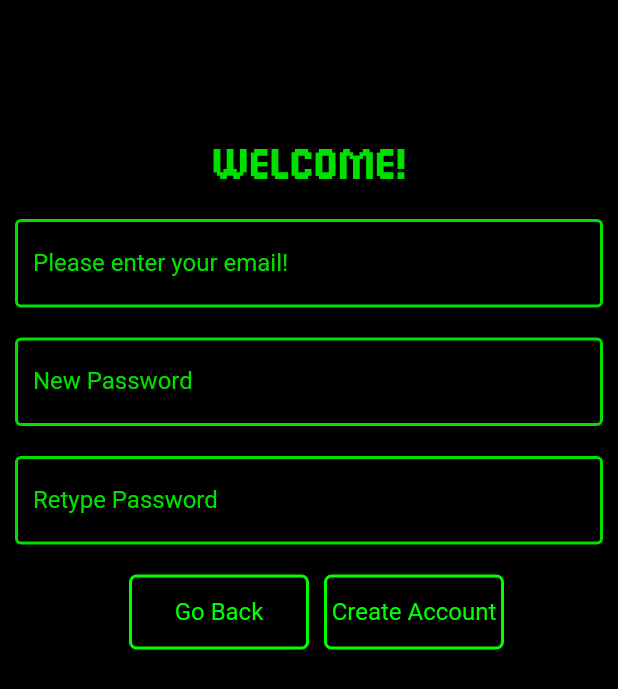
After one commit to krmellott/coffeeCode, a Flutter app: the screen it shows after launch, after a tap on "Don't have an account? Sign up here!", on a phone screen of 412 x 824 dp. The commit adds this screen. Shown: the top 689 px of the screen. Run offline on Flutter 3.47's test engine with Material 2 defaults, Android fonts, the phone set to English and light mode, and no system bars; our stand-ins replace cloud_firestore, firebase_auth, firebase_core, firebase_messaging; accounts and stored records are empty; network calls fail.

Commit message:
Fully implemented the create user and forgot password pages, so now the user is able to fully log into the app!

```diff
--- /dev/null
+++ b/lib/pages/AccountPages/User_CreateAccount.dart
@@ -0,0 +1,221 @@
+import 'package:cloud_firestore/cloud_firestore.dart';
+import 'package:firebase_auth/firebase_auth.dart';
+import 'package:flutter/material.dart';
+
+import '../../utils/buttons.dart';
+
+class CreateAccount extends StatefulWidget {
+  const CreateAccount({Key? key}) : super(key: key);
+
+  @override
+  State<CreateAccount> createState() => _CreateAccountState();
+}
+
+class _CreateAccountState extends State<CreateAccount> {
+  final firestoreInstance = FirebaseFirestore.instance;
+  FirebaseAuth auth = FirebaseAuth.instance;
+  String _userEmail = "";
+  String _userPass = "";
+  String _userPassVerification = "";
+  final TextStyle consoleTextBody = const TextStyle(
+      fontSize: 16.0,
+      fontWeight: FontWeight.w400,
+      fontFamily: 'BrokenConsole',
+      color: Color.fromARGB(225, 0, 255, 0));
+  final TextStyle consoleTextHeader = const TextStyle(
+      fontSize: 24.0,
+      fontWeight: FontWeight.w400,
+      fontFamily: 'BrokenConsole',
+      color: Color.fromARGB(225, 0, 255, 0));
+
+  @override
+  Widget build(BuildContext context) {
+    return Scaffold(
+      body: Container(
+          width: 1000,
+          height: 5000,
+          decoration: BoxDecoration(color: Colors.black),
+          child: SingleChildScrollView(
+              child: Center(
+                  child: Column(
+            children: <Widget>[
+              _createWelcomeText(),
+              _createTextFields(),
+              _createSignUpButton(context)
+            ],
+          )))),
+    );
+  }
+
+  _createWelcomeText() {
+    return Container(
+        margin: const EdgeInsets.only(left: 10, right: 10, top: 100),
+        child: Text('Welcome!', style: consoleTextHeader));
+  }
+
+  _createTextFields() {
+    return Column(
+      children: [
+        Container(
+            margin: const EdgeInsets.only(left: 10, right: 10, top: 20),
+            child: TextField(
+              style: const TextStyle(
+                  fontSize: 16.0,
+                  fontWeight: FontWeight.w400,
+                  color: Color.fromARGB(225, 0, 255, 0)),
+              decoration: const InputDecoration(
+                  focusedBorder: OutlineInputBorder(
+                    borderSide: BorderSide(
+                        color: Color.fromARGB(255, 0, 255, 0), width: 3.0),
+                  ),
+                  enabledBorder: OutlineInputBorder(
+                    borderSide: BorderSide(
+                        color: Color.fromARGB(225, 0, 255, 0), width: 2.0),
+                  ),
+                  labelText: 'Please enter your email!',
+                  labelStyle: TextStyle(
+                      fontSize: 16.0,
+                      fontWeight: FontWeight.w400,
+                      color: Color.fromARGB(225, 0, 255, 0)),
+                  filled: true,
+                  fillColor: Colors.black),
+              onChanged: (String? email) {
+                setState(() {
+                  _userEmail = email!;
+                });
+              },
+            )),
+        Container(
+            margin: const EdgeInsets.only(left: 10, right: 10, top: 20),
+            child: TextField(
+              style: const TextStyle(
+                  fontSize: 16.0,
+                  fontWeight: FontWeight.w400,
+                  color: Color.fromARGB(225, 0, 255, 0)),
+              obscureText: true,
+              decoration: const InputDecoration(
+                focusedBorder: OutlineInputBorder(
+                  borderSide: BorderSide(
+                      color: Color.fromARGB(225, 0, 255, 0), width: 3.0),
+                ),
+                enabledBorder: OutlineInputBorder(
+                    borderSide: BorderSide(
+                        color: Color.fromARGB(225, 0, 255, 0), width: 2.0)),
+                labelText: 'New Password',
+                labelStyle: TextStyle(
+                    fontSize: 16.0,
+                    fontWeight: FontWeight.w400,
+                    color: Color.fromARGB(225, 0, 255, 0)),
+                filled: true,
+                fillColor: Colors.black,
+              ),
+              onChanged: (String? password) {
+                setState(() {
+                  _userPass = password!;
+                });
+              },
+            )),
+        Container(
+            margin: const EdgeInsets.only(left: 10, right: 10, top: 20),
+            child: TextField(
+              style: const TextStyle(
+                  fontSize: 16.0,
+                  fontWeight: FontWeight.w400,
+                  color: Color.fromARGB(225, 0, 255, 0)),
+              obscureText: true,
+              decoration: const InputDecoration(
+                focusedBorder: OutlineInputBorder(
+                  borderSide: BorderSide(
+                      color: Color.fromARGB(225, 0, 255, 0), width: 3.0),
+                ),
+                enabledBorder: OutlineInputBorder(
+                    borderSide: BorderSide(
+                        color: Color.fromARGB(225, 0, 255, 0), width: 2.0)),
+                labelText: 'Retype Password',
+                labelStyle: TextStyle(
+                    fontSize: 16.0,
+                    fontWeight: FontWeight.w400,
+                    color: Color.fromARGB(225, 0, 255, 0)),
+                filled: true,
+                fillColor: Colors.black,
+              ),
+              onChanged: (String? passVerify) {
+                setState(() {
+                  _userPassVerification = passVerify!;
+                });
+              },
+            ))
+      ],
+    );
+  }
+
+  _createSignUpButton(BuildContext context) {
+    return Container(
+        margin: const EdgeInsets.only(left: 10, right: 10, top: 20),
+        child: Row(
+          mainAxisAlignment: MainAxisAlignment.center,
+          children: [
+            Container(
+                margin: const EdgeInsets.only(left: 10, right: 10),
+                child: ConsoleButton(
+                    label: "Go Back",
+                    onTap: () {
+                      Navigator.pop(context);
+                    })),
+            ConsoleButton(
+                label: "Create Account",
+                onTap: () {
+                  _signUpAction(context);
+                })
+          ],
+        ));
+  }
+
+  _signUpAction(BuildContext context) async {
+    if (_isValidForm()) {
+      try {
+        await FirebaseAuth.instance.createUserWithEmailAndPassword(
+            email: _userEmail, password: _userPass);
+      } on FirebaseAuthException catch (e) {
+        if (e.code == 'weak-password') {
+          print('The password provided is too weak.');
+        } else if (e.code == 'email-already-in-use') {
+          print('The account already exists for that email.');
+        }
+      }
+    } else if (_userPass != _userPassVerification) {
+      _alertDialog(context, "Your passwords do not match!");
+    } else if ((_userEmail == "") ||
+        (_userPass == "") ||
+        (_userPassVerification == "")) {
+      _alertDialog(context, "You left one or more fields empty!");
+    }
+  }
+
+  _alertDialog(BuildContext context, String body) {
+    showDialog<String>(
+        context: context,
+        barrierColor: Color.fromRGBO(0, 255, 0, 0.5),
+        builder: (BuildContext context) => AlertDialog(
+              title: Text('Warning!', style: consoleTextHeader),
+              content: Text(body, style: consoleTextBody),
+              backgroundColor: Colors.black,
+              actions: [
+                Container(
+                    margin: const EdgeInsets.only(left: 10, right: 10),
+                    child: ConsoleButton(
+                        label: "OK",
+                        onTap: () {
+                          Navigator.pop(context);
+                        }))
+              ],
+            ));
+  }
+
+  bool _isValidForm() {
+    return (!((_userEmail == "") &&
+            (_userPass == "") &&
+            (_userPassVerification == "")) &&
+        (_userPass == _userPassVerification));
+  }
+}
--- a/lib/pages/UserSignIn.dart
+++ b/lib/pages/UserSignIn.dart
@@ -1,10 +1,12 @@
 import 'package:firebase_auth/firebase_auth.dart';
 import 'package:flutter/material.dart';
 import 'package:flutter/services.dart';
+import 'package:the_coffee_and_code/pages/AccountPages/User_CreateAccount.dart';
 import 'package:the_coffee_and_code/pages/coffee_journal_page.dart';
 import 'package:the_coffee_and_code/pages/coffee_time_page.dart';
 
 import '../utils/buttons.dart';
+import 'AccountPages/User_ForgotPassword.dart';
 
 class SignIn extends StatefulWidget {
   const SignIn({Key? key}) : super(key: key);
@@ -16,6 +18,16 @@ class SignIn extends StatefulWidget {
 class _SignInState extends State<SignIn> {
   String _userEmail = "";
   String _userPass = "";
+  final TextStyle consoleTextBody = const TextStyle(
+      fontSize: 16.0,
+      fontWeight: FontWeight.w400,
+      fontFamily: 'BrokenConsole',
+      color: Color.fromARGB(225, 0, 255, 0));
+  final TextStyle consoleTextHeader = const TextStyle(
+      fontSize: 24.0,
+      fontWeight: FontWeight.w400,
+      fontFamily: 'BrokenConsole',
+      color: Color.fromARGB(225, 0, 255, 0));
 
   @override
   Widget build(BuildContext context) {
@@ -35,6 +47,8 @@ class _SignInState extends State<SignIn> {
                         children: <Widget>[
                           _createLogo(),
                           _createTextFields(),
+                          _createSignUpButton(context),
+                          _createForgotPasswordButton(context),
                           _createSendButton(context),
                           _createAutoSignIn(context)
                         ],
@@ -76,7 +90,7 @@ class _SignInState extends State<SignIn> {
                         color: Color.fromARGB(225, 0, 255, 0), width: 2.0),
                   ),
                   labelText: 'Please enter your email!',
-                  labelStyle: const TextStyle(
+                  labelStyle: TextStyle(
                       fontSize: 16.0,
                       fontWeight: FontWeight.w400,
                       color: Color.fromARGB(225, 0, 255, 0)),
@@ -105,7 +119,7 @@ class _SignInState extends State<SignIn> {
                     borderSide: BorderSide(
                         color: Color.fromARGB(225, 0, 255, 0), width: 2.0)),
                 labelText: 'Password',
-                labelStyle: const TextStyle(
+                labelStyle: TextStyle(
                     fontSize: 16.0,
                     fontWeight: FontWeight.w400,
                     color: Color.fromARGB(225, 0, 255, 0)),
@@ -144,12 +158,12 @@ class _SignInState extends State<SignIn> {
         }));
       }
     } on FirebaseAuthException catch (e) {
-      if (e.code == 'user-not-found') {
-        print("user wasn't found");
-      } else if (e.code == 'wrong-password') {
-        print("incorrect password");
+      if (e.code == 'unknown') {
+        _alertDialog(context, 'empty-fields');
+      } else {
+        _alertDialog(context, e.code);
       }
-    } finally {}
+    }
   }
 
   _createAutoSignIn(BuildContext context) {
@@ -180,4 +194,63 @@ class _SignInState extends State<SignIn> {
       }
     }
   }
+
+  _createSignUpButton(BuildContext context) {
+    return Container(
+        margin: const EdgeInsets.only(left: 10, right: 10),
+        child: TextButton(
+          child: Text("Don't have an account? Sign up here!",
+              style: TextStyle(
+                  fontSize: 14.0,
+                  fontWeight: FontWeight.w500,
+                  fontFamily: 'BrokenConsole',
+                  color: Color.fromARGB(225, 0, 255, 0))),
+          onPressed: () {
+            Navigator.of(context)
+                .push(MaterialPageRoute(builder: (BuildContext context) {
+              return CreateAccount();
+            }));
+          },
+        ));
+  }
+
+  _createForgotPasswordButton(BuildContext context) {
+    return Container(
+        margin: const EdgeInsets.only(left: 10, right: 10),
+        child: TextButton(
+          child: Text("Forgot Password?",
+              style: TextStyle(
+                  fontSize: 14.0,
+                  fontWeight: FontWeight.w500,
+                  fontFamily: 'BrokenConsole',
+                  color: Color.fromARGB(225, 0, 255, 0))),
+          onPressed: () {
+            Navigator.of(context)
+                .push(MaterialPageRoute(builder: (BuildContext context) {
+              return ForgotPassword();
+            }));
+          },
+        ));
+  }
+
+  _alertDialog(BuildContext context, String errorCode) {
+    showDialog<String>(
+        context: context,
+        barrierColor: Color.fromRGBO(0, 255, 0, 0.5),
+        builder: (BuildContext context) => AlertDialog(
+              title: Text('Warning!', style: consoleTextHeader),
+              content: Text('Unable to sign in! Error: ' + errorCode,
+                  style: consoleTextBody),
+              backgroundColor: Colors.black,
+              actions: [
+                Container(
+                    margin: const EdgeInsets.only(left: 10, right: 10),
+                    child: ConsoleButton(
+                        label: "OK",
+                        onTap: () {
+                          Navigator.pop(context);
+                        }))
+              ],
+            ));
+  }
 }
```
Also changed, not shown: lib/pages/AccountPages/User_ForgotPassword.dart (added, +143 -0 lines).
